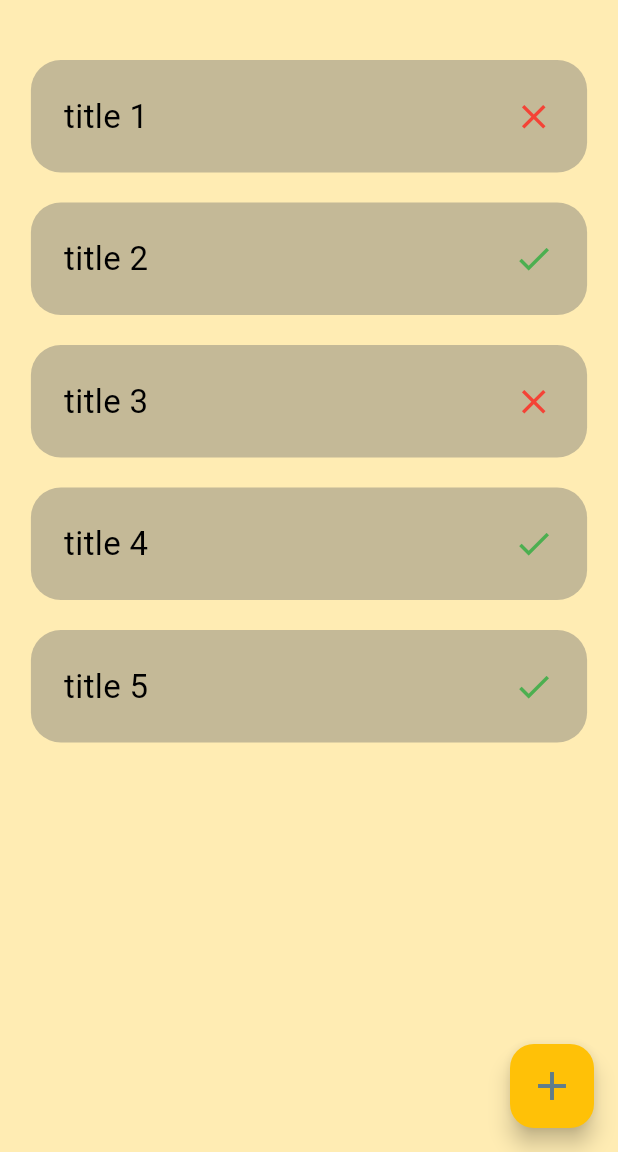
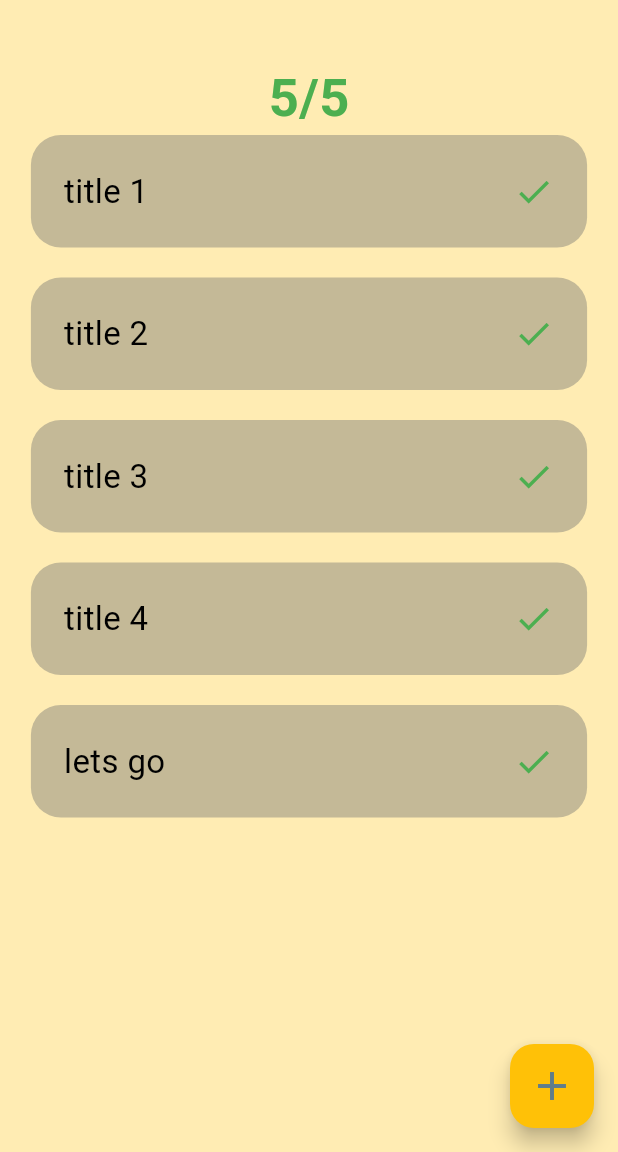
Before and after one commit to Diaf-Abderrahmane/to_do_flutter_app, a Flutter app: the screen it shows after launch, on a phone screen of 412 x 824 dp, the part 84-1236 px from its top. Run offline on Flutter 3.47's test engine with Material 3 defaults, Android fonts, the phone set to English and light mode, and no system bars.

Commit message:
To do Counter

```diff
--- a/lib/main.dart
+++ b/lib/main.dart
@@ -1,6 +1,7 @@
 // ignore_for_file: prefer_const_constructors, prefer_const_literals_to_create_immutables
 
 import 'package:flutter/material.dart';
+import 'package:to_do_flutter_app/widgets/counter.dart';
 import 'package:to_do_flutter_app/widgets/todo_card.dart';
 
 void main() {
@@ -37,24 +38,35 @@ class Task {
   });
 }
 
-List allTasks = [
-  Task(title: "title 1", status: false),
-  Task(title: "title 2", status: true),
-  Task(title: "title 3", status: false),
-  Task(title: "title 4", status: true),
-  Task(title: "title 5", status: true),
-];
-
 class _TodoAppState extends State<TodoApp> {
+  List allTasks = [
+    Task(title: "title 1", status: true),
+    Task(title: "title 2", status: true),
+    Task(title: "title 3", status: true),
+    Task(title: "title 4", status: true),
+    Task(title: "lets go", status: true),
+  ];
   final myController = TextEditingController();
 
-  myfunc() {
+  newTask() {
     setState(() {
       allTasks.add(
         Task(title: myController.text, status: false),
       );
       // myText = myController.text;
     });
+  }
+
+  int calculateCompletedTasks() {
+    int completedTasks = 0;
+
+    for (var item in allTasks) {
+      if (item.status) {
+        completedTasks++;
+      }
+    }
+
+    return completedTasks;
   }
 
   @override
@@ -90,7 +102,7 @@ class _TodoAppState extends State<TodoApp> {
                       ),
                       TextButton(
                           onPressed: () {
-                            myfunc();
+                            newTask();
                             Navigator.pop(context);
                           },
                           child: Text(
@@ -129,6 +141,10 @@ class _TodoAppState extends State<TodoApp> {
               SizedBox(
                 height: 40,
               ),
+              Counter(
+                allTodos: allTasks.length,
+                allCompleted: calculateCompletedTasks(),
+              ),
               ...allTasks.map((item) => Todocard(
                     vartitle: item.title,
                     doneOrNot: item.status,
--- /dev/null
+++ b/lib/widgets/counter.dart
@@ -0,0 +1,20 @@
+import 'package:flutter/material.dart';
+import 'package:to_do_flutter_app/main.dart';
+
+class Counter extends StatelessWidget {
+  const Counter({Key? key, required this.allTodos, required this.allCompleted})
+      : super(key: key);
+  final int allCompleted;
+  final int allTodos;
+
+  @override
+  Widget build(BuildContext context) {
+    return Text(
+      "$allCompleted/$allTodos",
+      style: TextStyle(
+          fontSize: 35,
+          color: allCompleted == allTodos ? Colors.green : Colors.black,
+          fontWeight: FontWeight.bold),
+    );
+  }
+}
```
